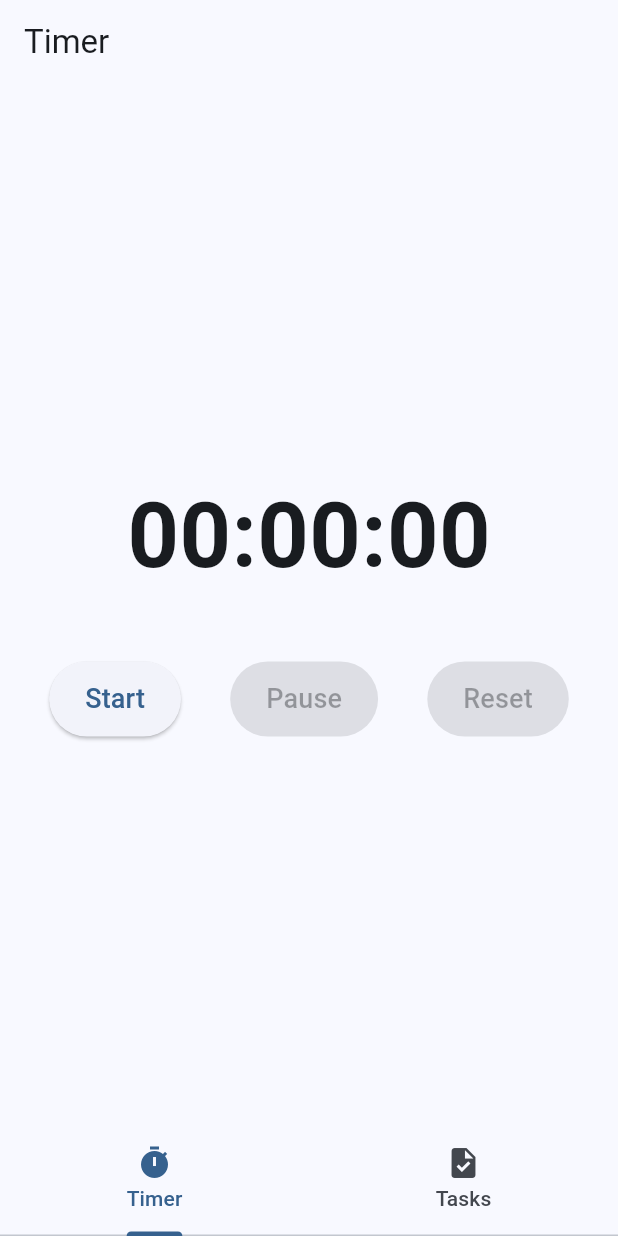
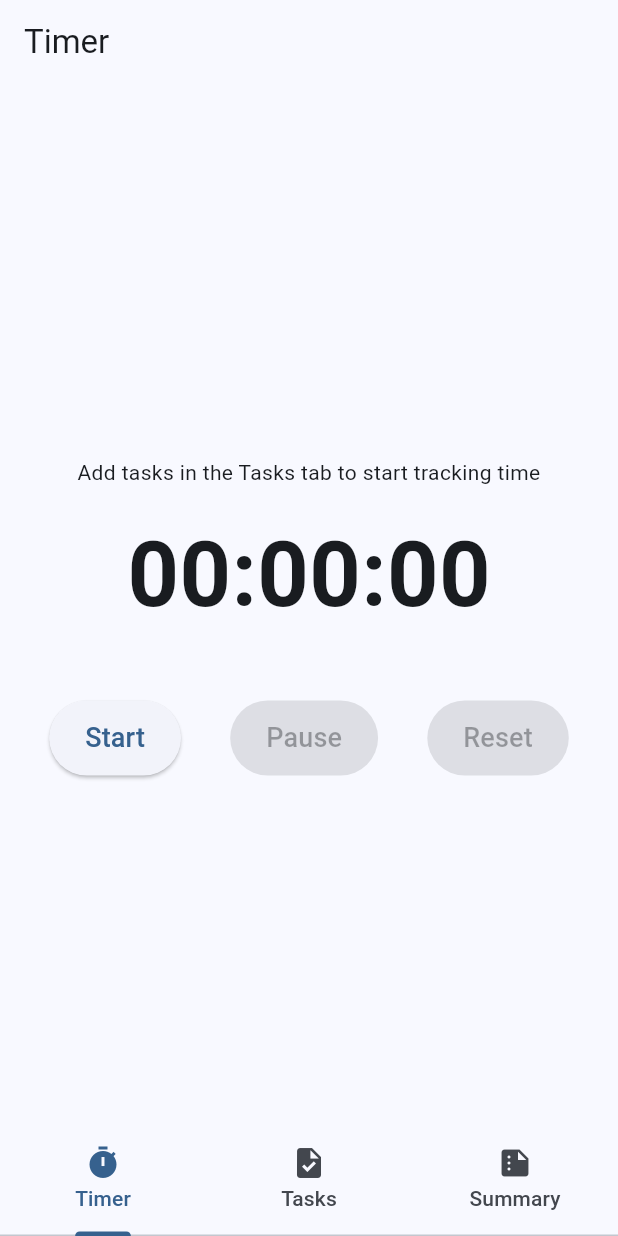
Before and after one commit to jeevan-vj/flutter-time-tracker, a Flutter app: the screen it shows after launch, on a phone screen of 412 x 824 dp. Run offline on Flutter 3.47's test engine with Material 3 defaults, Android fonts, the phone set to English and light mode, and no system bars.

Commit message:
task init

```diff
--- a/lib/main.dart
+++ b/lib/main.dart
@@ -2,6 +2,7 @@ import 'package:flutter/material.dart';
 import 'package:provider/provider.dart';
 import 'screens/timer_screen.dart';
 import 'screens/task_screen.dart';
+import 'screens/summary_screen.dart';
 import 'providers/timer_provider.dart';
 import 'providers/task_provider.dart';
 
@@ -37,18 +38,20 @@ class MainScreen extends StatelessWidget {
   @override
   Widget build(BuildContext context) {
     return DefaultTabController(
-      length: 2,
+      length: 3,
       child: Scaffold(
         body: const TabBarView(
           children: [
             TimerScreen(),
             TaskScreen(),
+            SummaryScreen(),
           ],
         ),
         bottomNavigationBar: const TabBar(
           tabs: [
             Tab(icon: Icon(Icons.timer), text: 'Timer'),
             Tab(icon: Icon(Icons.task), text: 'Tasks'),
+            Tab(icon: Icon(Icons.summarize), text: 'Summary'),
           ],
         ),
       ),
--- a/lib/providers/task_provider.dart
+++ b/lib/providers/task_provider.dart
@@ -2,20 +2,41 @@ import 'package:flutter/foundation.dart';
 
 class TaskProvider extends ChangeNotifier {
   final List<String> _tasks = [];
+  final Map<String, Duration> _taskDurations = {};
 
   List<String> get tasks => List.unmodifiable(_tasks);
+  Map<String, Duration> get taskDurations => Map.unmodifiable(_taskDurations);
 
   void addTask(String taskName) {
     if (taskName.trim().isNotEmpty) {
       _tasks.add(taskName);
+      _taskDurations[taskName] = Duration.zero;
       notifyListeners();
     }
   }
 
   void deleteTask(int index) {
     if (index >= 0 && index < _tasks.length) {
+      final taskName = _tasks[index];
       _tasks.removeAt(index);
+      _taskDurations.remove(taskName);
       notifyListeners();
     }
   }
+
+  void updateTaskTime(String taskName, Duration duration) {
+    if (_taskDurations.containsKey(taskName)) {
+      _taskDurations[taskName] = _taskDurations[taskName]! + duration;
+      notifyListeners();
+    }
+  }
+
+  List<Map<String, dynamic>> getTaskSummary() {
+    return _tasks.map((task) {
+      return {
+        'task': task,
+        'duration': _taskDurations[task] ?? Duration.zero,
+      };
+    }).toList();
+  }
 }
--- a/lib/screens/timer_screen.dart
+++ b/lib/screens/timer_screen.dart
@@ -1,6 +1,7 @@
 import 'package:flutter/material.dart';
 import 'package:provider/provider.dart';
 import '../providers/timer_provider.dart';
+import '../providers/task_provider.dart';
 
 class TimerScreen extends StatelessWidget {
   const TimerScreen({super.key});
@@ -24,6 +25,42 @@ class TimerScreen extends StatelessWidget {
           mainAxisAlignment: MainAxisAlignment.center,
           children: [
             // Timer Display
+            Consumer<TaskProvider>(
+              builder: (context, taskProvider, child) {
+                if (taskProvider.tasks.isEmpty) {
+                  return const Padding(
+                    padding: EdgeInsets.all(16.0),
+                    child: Text(
+                      'Add tasks in the Tasks tab to start tracking time',
+                      textAlign: TextAlign.center,
+                    ),
+                  );
+                }
+
+                return Padding(
+                  padding: const EdgeInsets.all(16.0),
+                  child: DropdownButtonFormField<String>(
+                    decoration: const InputDecoration(
+                      labelText: 'Select Task',
+                      border: OutlineInputBorder(),
+                    ),
+                    value: taskProvider.tasks.first,
+                    items: taskProvider.tasks.map((task) {
+                      return DropdownMenuItem(
+                        value: task,
+                        child: Text(task),
+                      );
+                    }).toList(),
+                    onChanged: (value) {
+                      // Store selected task
+                      if (value != null) {
+                        // TODO: Store selected task
+                      }
+                    },
+                  ),
+                );
+              },
+            ),
             Consumer<TimerProvider>(
               builder: (context, timer, child) {
                 print('Rebuilding timer display: ${timer.elapsedTime.inSeconds}'); // Debug print
@@ -57,7 +94,9 @@ class TimerScreen extends StatelessWidget {
                       ),
                     ),
                     ElevatedButton(
-                      onPressed: timer.isRunning ? timer.pauseTimer : null,
+                      onPressed: timer.isRunning
+                        ? () => timer.pauseTimer(context)
+                        : null,
                       style: ElevatedButton.styleFrom(
                         padding: const EdgeInsets.symmetric(
                           horizontal: 24,
```
Also changed, not shown: lib/providers/timer_provider.dart (+18 -3 lines), lib/screens/summary_screen.dart (added, +86 -0 lines).
